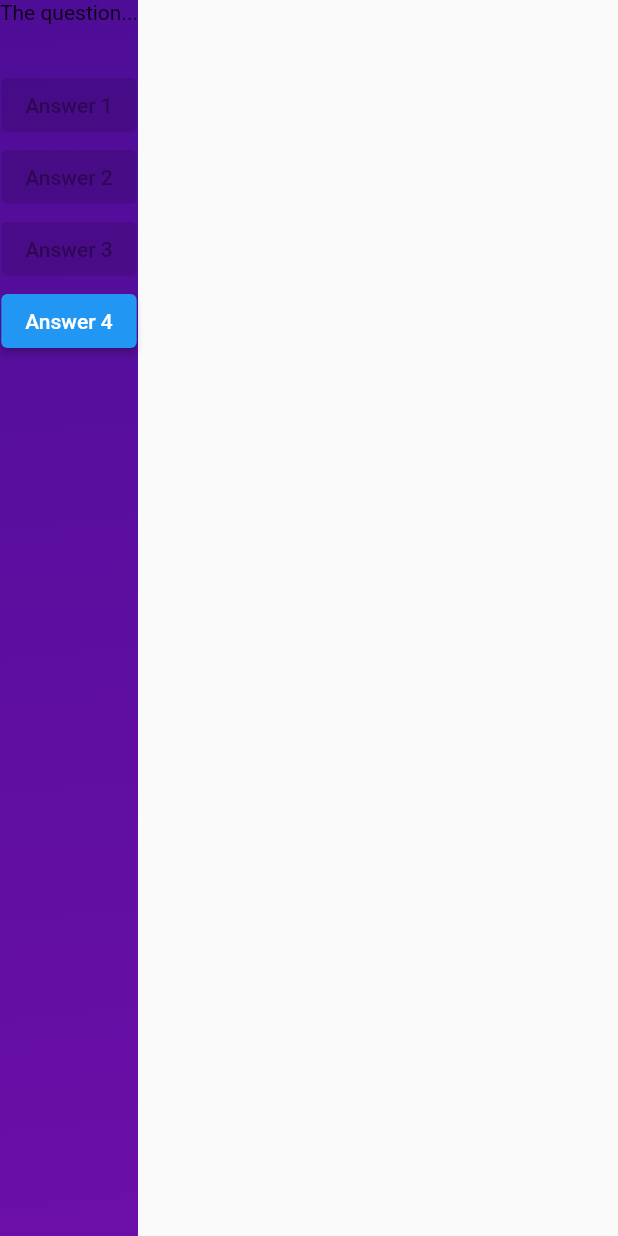
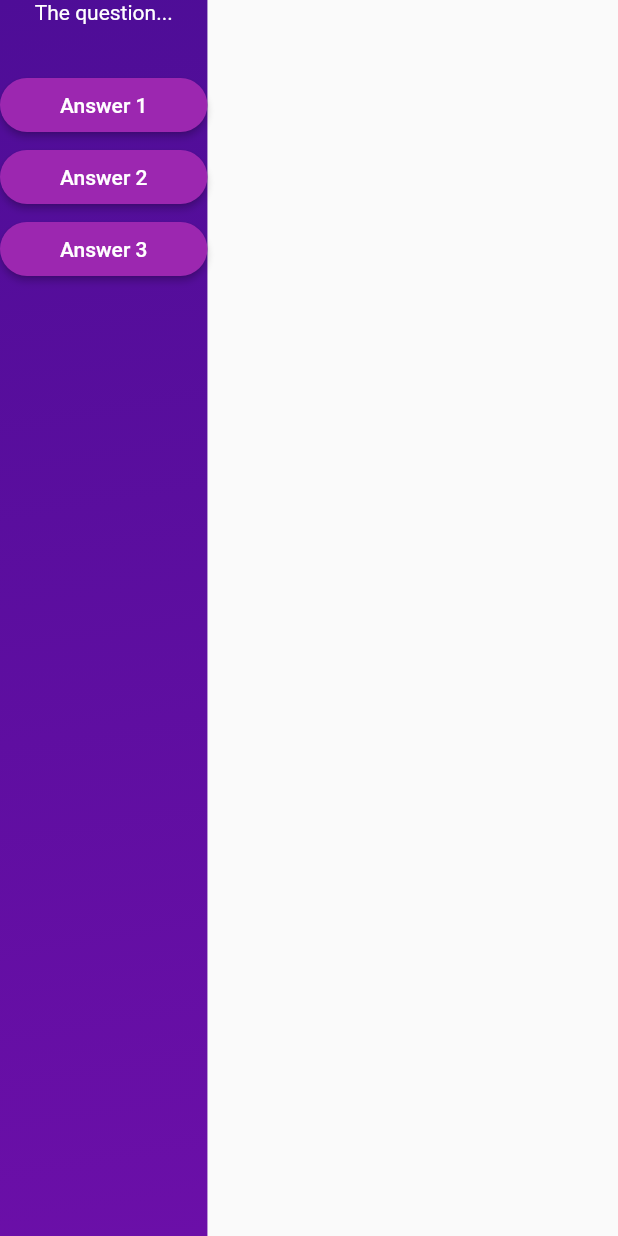
Before and after one commit to barefoot1423/adv_basics, a Flutter app: the screen it shows after launch, after a tap on "Start Quiz", on a phone screen of 412 x 824 dp. Run offline on Flutter 3.47's test engine with Material 2 defaults, Android fonts, the phone set to English and light mode, and no system bars; statements that could not run were skipped.

Commit message:
commit lecture 68

```diff
--- /dev/null
+++ b/lib/answer_button.dart
@@ -0,0 +1,26 @@
+import 'package:flutter/material.dart';
+
+class AnswerButton extends StatelessWidget {
+  const AnswerButton({
+    super.key,
+    required this.answerText,
+    required this.onTap,
+  });
+
+  final String answerText;
+  final void Function() onTap;
+
+  @override
+  Widget build(BuildContext context) {
+    return ElevatedButton(
+      onPressed: onTap,
+      style: ElevatedButton.styleFrom(
+        padding: const EdgeInsets.symmetric(vertical: 10, horizontal: 40, ),
+        backgroundColor: Colors.purple,
+        foregroundColor: Colors.white,
+        shape: RoundedRectangleBorder(borderRadius: BorderRadius.circular(40))
+      ),
+      child: Text(answerText),
+    );
+  }
+}
--- a/lib/questions_screen.dart
+++ b/lib/questions_screen.dart
@@ -1,4 +1,5 @@
 import 'package:flutter/material.dart';
+import 'package:adv_basics/answer_button.dart';
 
 class QuestionsScreen extends StatefulWidget {
   const QuestionsScreen({super.key});
@@ -14,24 +15,16 @@ class _QuestionsScreenState extends State<QuestionsScreen> {
   Widget build(BuildContext context) {
     return Column(
       children: const [
-        Text('The question...'),
+        Text(
+          'The question...',
+          style: TextStyle(
+            color: Colors.white,
+          ),
+        ),
         SizedBox(height: 30),
-        ElevatedButton(
-          onPressed: () {},
-          child: Text('Answer 1'),
-        ),
-        ElevatedButton(
-          onPressed: () {},
-          child: Text('Answer 2'),
-        ),
-        ElevatedButton(
-          onPressed: () {},
-          child: Text('Answer 3'),
-        ),
-        ElevatedButton(
-          onPressed: () {},
-          child: Text('Answer 4'),
-        ),
+        AnswerButton(answerText: 'Answer 1', onTap: () {}),
+        AnswerButton(answerText: 'Answer 2', onTap: () {}),
+        AnswerButton(answerText: 'Answer 3', onTap: () {}),
       ],
     );
   }
```
